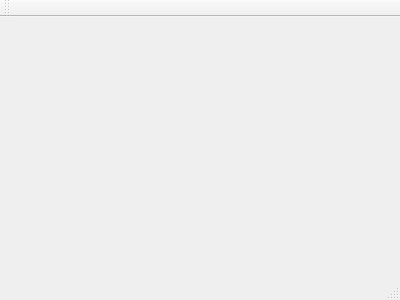
Old version of the form mainwindow.ui in the repository Bahamuttg/PiRinter3D.
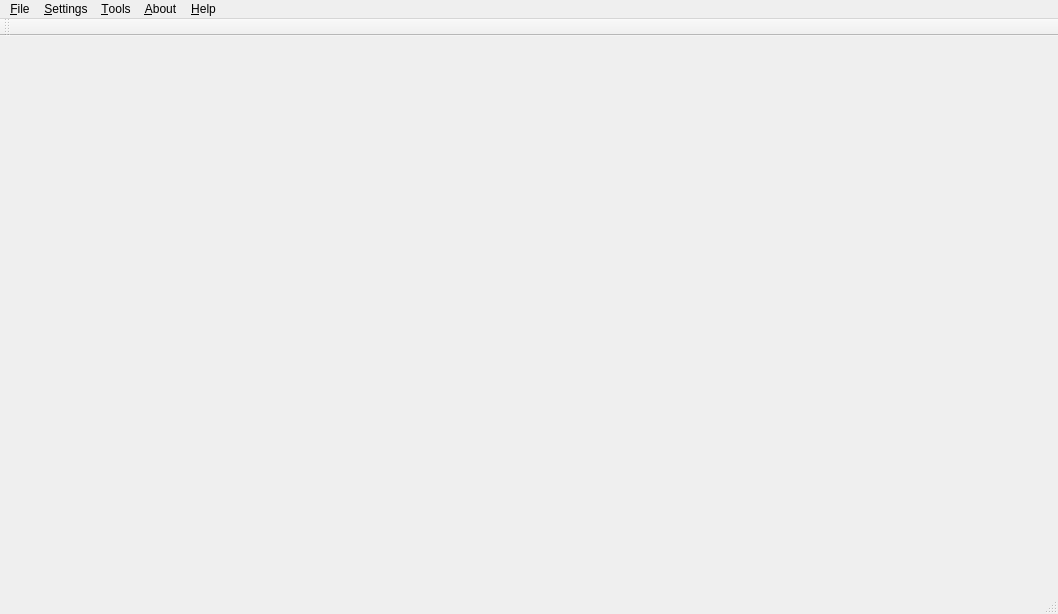
New version of the form.

```diff
--- a/mainwindow.ui
+++ b/mainwindow.ui
@@ -1,24 +1,69 @@
 <ui version="4.0">
  <class>MainWindow</class>
- <widget class="QMainWindow" name="MainWindow" >
-  <property name="geometry" >
+ <widget class="QMainWindow" name="MainWindow">
+  <property name="geometry">
    <rect>
     <x>0</x>
     <y>0</y>
-    <width>400</width>
-    <height>300</height>
+    <width>1058</width>
+    <height>614</height>
    </rect>
   </property>
   <property name="windowTitle" >
    <string>MainWindow</string>
   </property>
-  <widget class="QMenuBar" name="menuBar" />
-  <widget class="QToolBar" name="mainToolBar" />
-  <widget class="QWidget" name="centralWidget" />
-  <widget class="QStatusBar" name="statusBar" />
+  <widget class="QWidget" name="centralWidget"/>
+  <widget class="QMenuBar" name="menuBar">
+   <property name="geometry">
+    <rect>
+     <x>0</x>
+     <y>0</y>
+     <width>1058</width>
+     <height>27</height>
+    </rect>
+   </property>
+   <widget class="QMenu" name="menu_File">
+    <property name="title">
+     <string>&amp;File</string>
+    </property>
+   </widget>
+   <widget class="QMenu" name="menu_Settings">
+    <property name="title">
+     <string>&amp;Settings</string>
+    </property>
+   </widget>
+   <widget class="QMenu" name="menu_Tools">
+    <property name="title">
+     <string>&amp;Tools</string>
+    </property>
+   </widget>
+   <widget class="QMenu" name="menu_About">
+    <property name="title">
+     <string>&amp;About</string>
+    </property>
+   </widget>
+   <widget class="QMenu" name="menu_Help">
+    <property name="title">
+     <string>&amp;Help</string>
+    </property>
+   </widget>
+   <addaction name="menu_File"/>
+   <addaction name="menu_Settings"/>
+   <addaction name="menu_Tools"/>
+   <addaction name="menu_About"/>
+   <addaction name="menu_Help"/>
+  </widget>
+  <widget class="QToolBar" name="mainToolBar">
+   <attribute name="toolBarArea">
+    <enum>TopToolBarArea</enum>
+   </attribute>
+   <attribute name="toolBarBreak">
+    <bool>false</bool>
+   </attribute>
+  </widget>
+  <widget class="QStatusBar" name="statusBar"/>
  </widget>
- <layoutDefault spacing="6" margin="11" />
- <pixmapfunction></pixmapfunction>
+ <layoutdefault spacing="6" margin="11"/>
  <resources/>
  <connections/>
 </ui>
```
Left out of the diff: 3 changed lines with no effect on the pictures.
